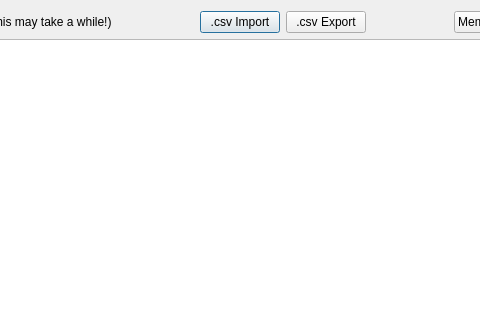
The window that memories.ui (adecarolis/wfweb) describes before a commit, drawn with Qt 5; both pictures show x 477 to 957 and y 0 to 320 of the 1113 by 520 pixel window.
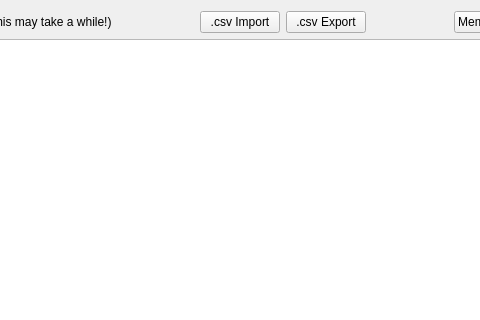
The same window after the commit. Custom widgets are drawn as their Qt base class.

Commit message: Memory editor as independent window

Diff of the .ui file:
```diff
--- a/memories.ui
+++ b/memories.ui
@@ -1,7 +1,7 @@
 <?xml version="1.0" encoding="UTF-8"?>
 <ui version="4.0">
  <class>memories</class>
- <widget class="QDialog" name="memories">
+ <widget class="QWidget" name="memories">
   <property name="geometry">
    <rect>
     <x>0</x>
```
The commit also changes 3 other files.
